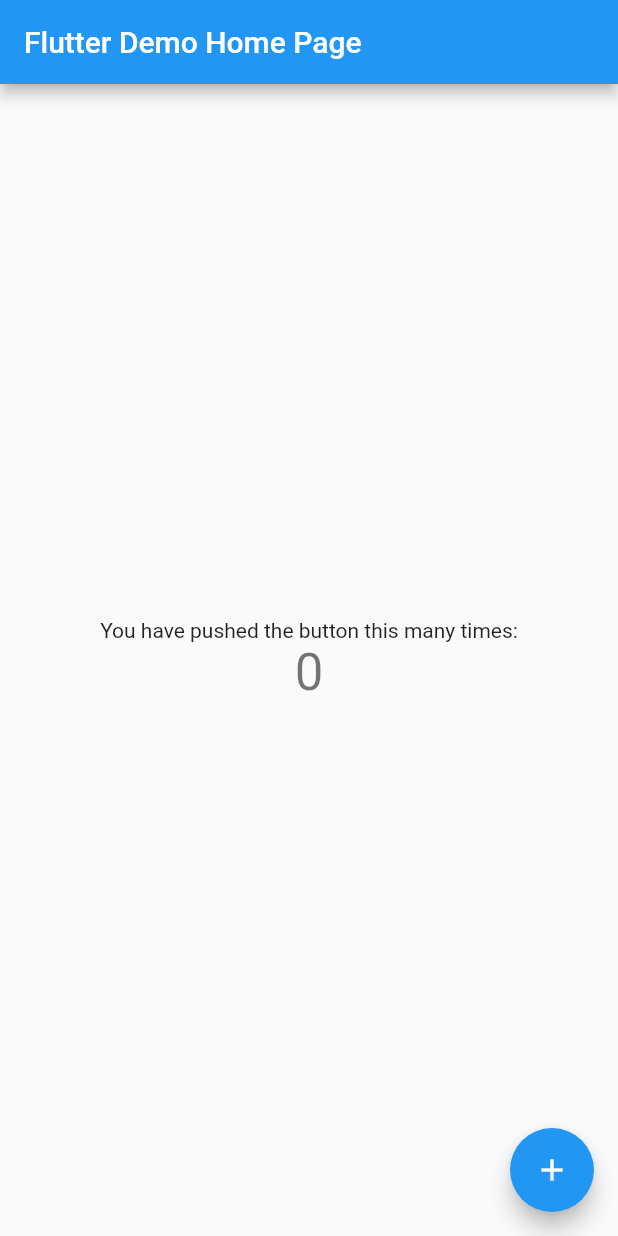
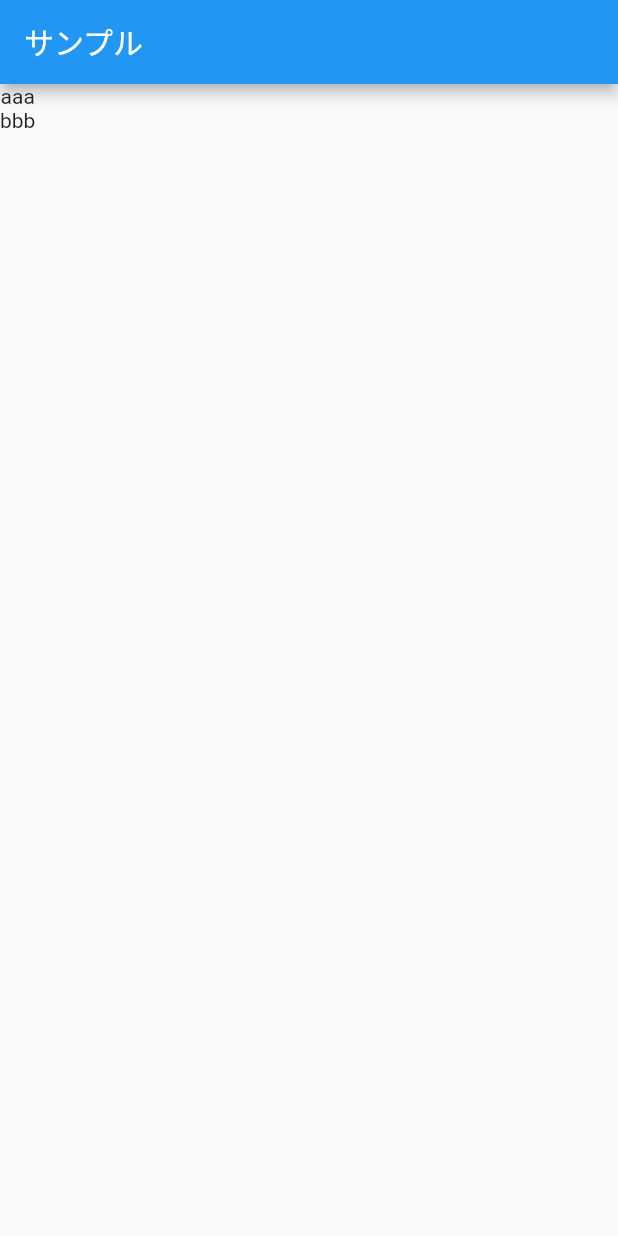
Before and after one commit to hakozaru/flutter-sample, a Flutter app: the screen it shows after launch, on a phone screen of 412 x 824 dp. Run offline on Flutter 3.47's test engine with Material 2 defaults, Android fonts, the phone set to English and light mode, and no system bars.

Commit message:
余計なコードを消して必要最小限のコードを追加する

```diff
--- a/lib/main.dart
+++ b/lib/main.dart
@@ -1,117 +1,16 @@
 import 'package:flutter/material.dart';
+import './sample/sample.dart';
 
 void main() {
   runApp(MyApp());
 }
 
 class MyApp extends StatelessWidget {
-  // This widget is the root of your application.
   @override
   Widget build(BuildContext context) {
     return MaterialApp(
       title: 'Flutter Demo',
-      theme: ThemeData(
-        // This is the theme of your application.
-        //
-        // Try running your application with "flutter run". You'll see the
-        // application has a blue toolbar. Then, without quitting the app, try
-        // changing the primarySwatch below to Colors.green and then invoke
-        // "hot reload" (press "r" in the console where you ran "flutter run",
-        // or simply save your changes to "hot reload" in a Flutter IDE).
-        // Notice that the counter didn't reset back to zero; the application
-        // is not restarted.
-        primarySwatch: Colors.blue,
-        // This makes the visual density adapt to the platform that you run
-        // the app on. For desktop platforms, the controls will be smaller and
-        // closer together (more dense) than on mobile platforms.
-        visualDensity: VisualDensity.adaptivePlatformDensity,
-      ),
-      home: MyHomePage(title: 'Flutter Demo Home Page'),
+      home: Sample(),
     );
   }
 }
-
-class MyHomePage extends StatefulWidget {
-  MyHomePage({Key key, this.title}) : super(key: key);
-
-  // This widget is the home page of your application. It is stateful, meaning
-  // that it has a State object (defined below) that contains fields that affect
-  // how it looks.
-
-  // This class is the configuration for the state. It holds the values (in this
-  // case the title) provided by the parent (in this case the App widget) and
-  // used by the build method of the State. Fields in a Widget subclass are
-  // always marked "final".
-
-  final String title;
-
-  @override
-  _MyHomePageState createState() => _MyHomePageState();
-}
-
-class _MyHomePageState extends State<MyHomePage> {
-  int _counter = 0;
-
-  void _incrementCounter() {
-    setState(() {
-      // This call to setState tells the Flutter framework that something has
-      // changed in this State, which causes it to rerun the build method below
-      // so that the display can reflect the updated values. If we changed
-      // _counter without calling setState(), then the build method would not be
-      // called again, and so nothing would appear to happen.
-      _counter++;
-    });
-  }
-
-  @override
-  Widget build(BuildContext context) {
-    // This method is rerun every time setState is called, for instance as done
-    // by the _incrementCounter method above.
-    //
-    // The Flutter framework has been optimized to make rerunning build methods
-    // fast, so that you can just rebuild anything that needs updating rather
-    // than having to individually change instances of widgets.
-    return Scaffold(
-      appBar: AppBar(
-        // Here we take the value from the MyHomePage object that was created by
-        // the App.build method, and use it to set our appbar title.
-        title: Text(widget.title),
-      ),
-      body: Center(
-        // Center is a layout widget. It takes a single child and positions it
-        // in the middle of the parent.
-        child: Column(
-          // Column is also a layout widget. It takes a list of children and
-          // arranges them vertically. By default, it sizes itself to fit its
-          // children horizontally, and tries to be as tall as its parent.
-          //
-          // Invoke "debug painting" (press "p" in the console, choose the
-          // "Toggle Debug Paint" action from the Flutter Inspector in Android
-          // Studio, or the "Toggle Debug Paint" command in Visual Studio Code)
-          // to see the wireframe for each widget.
-          //
-          // Column has various properties to control how it sizes itself and
-          // how it positions its children. Here we use mainAxisAlignment to
-          // center the children vertically; the main axis here is the vertical
-          // axis because Columns are vertical (the cross axis would be
-          // horizontal).
-          mainAxisAlignment: MainAxisAlignment.center,
-          children: <Widget>[
-            Text(
-              'You have pushed the button this many times:',
-            ),
-            Text(
-              '$_counter',
-              style: Theme.of(context).textTheme.headline4,
-            ),
-          ],
-        ),
-      ),
-      floatingActionButton: FloatingActionButton(
-        onPressed: _incrementCounter,
-        tooltip: 'Increment',
-        child: Icon(Icons.add),
-      ), // This trailing comma makes auto-formatting nicer for build methods.
-    );
-  }
-}
--- /dev/null
+++ b/lib/sample/sample.dart
@@ -0,0 +1,18 @@
+import 'package:flutter/material.dart';
+
+class Sample extends StatelessWidget {
+  @override
+  Widget build(BuildContext context) {
+    return Scaffold(
+      appBar: AppBar(
+        title: Text("サンプル"),
+      ),
+      body: Column(
+        children: <Widget>[
+          Text("aaa"),
+          Text("bbb")
+        ],
+      ),
+    );
+  }
+}
```
